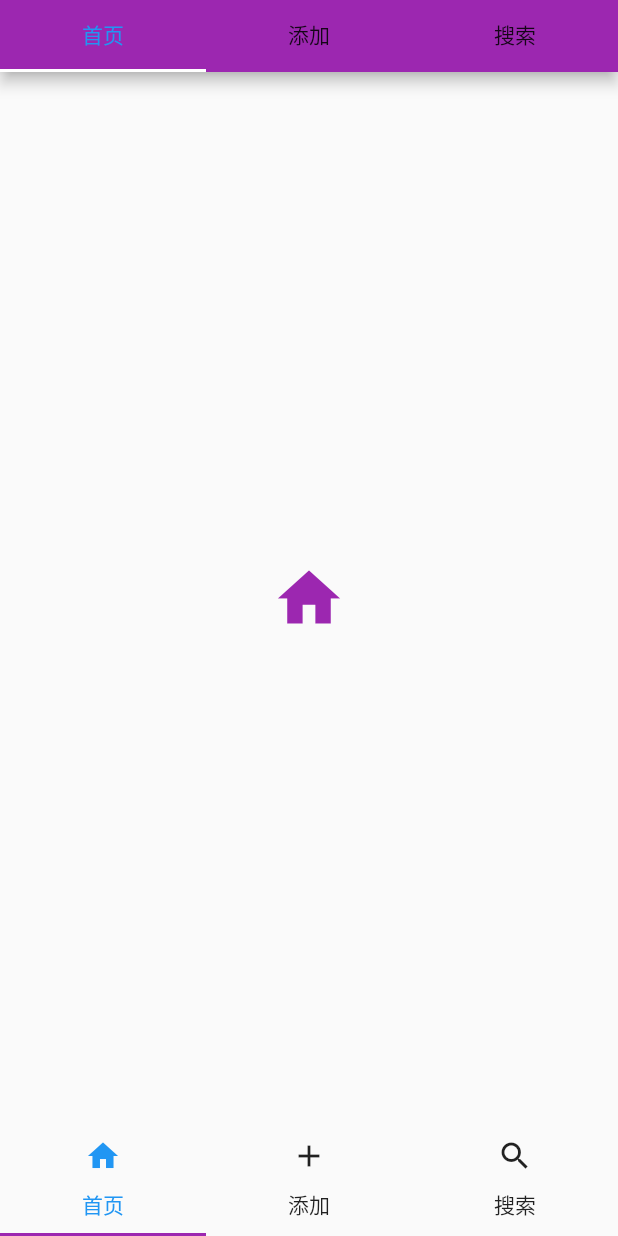
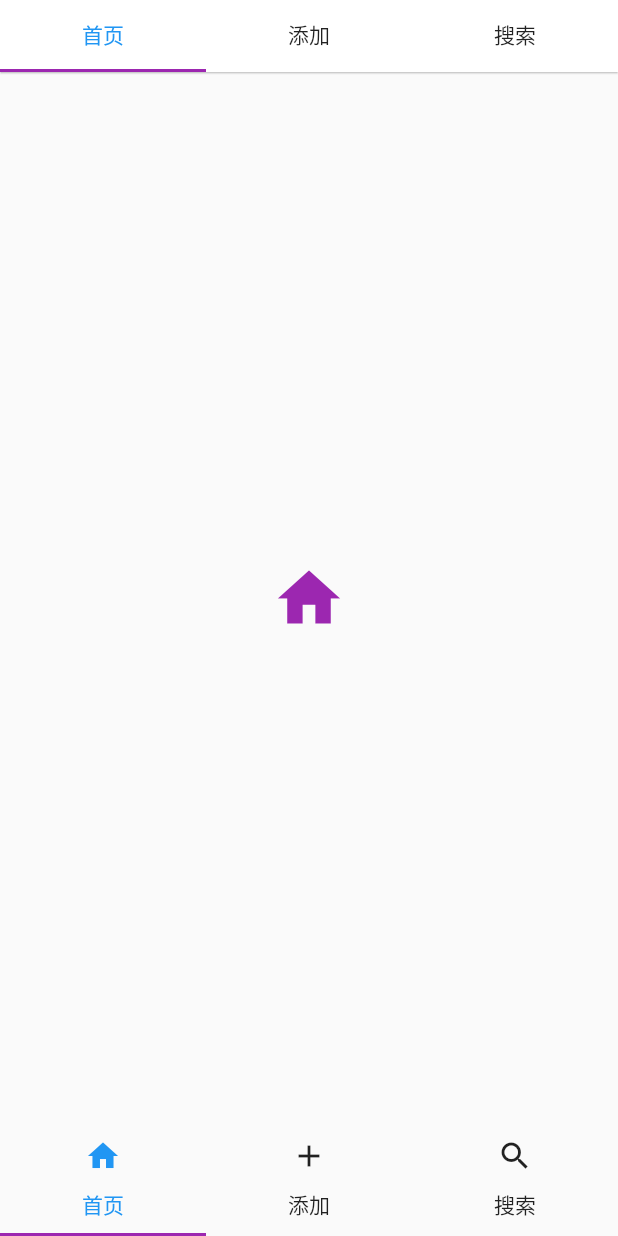
Before and after one commit to m5ultra/dart_study, a Flutter app: the screen it shows after launch, on a phone screen of 412 x 824 dp. Run offline on Flutter 3.47's test engine with Material 2 defaults, Android fonts, the phone set to English and light mode, and no system bars; our stand-ins replace dio.

```diff
--- a/lib/09_routes/07_Tabs.dart
+++ b/lib/09_routes/07_Tabs.dart
@@ -47,6 +47,8 @@ class Home extends StatelessWidget {
             indicatorSize: TabBarIndicatorSize.tab,
           ),
           toolbarHeight: 0, // 隐藏title  顶部组建
+          backgroundColor: Colors.white,
+          elevation: 0.5,
         ),
         body: TabBarView(
           children: _views,
```
